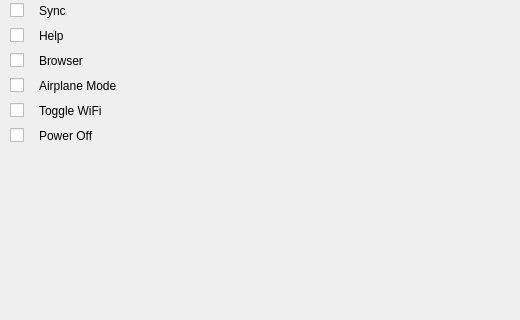
Above: src/tweaks/TweaksSettingsHomeMenuView.ui from ah-/koboplugins before the change; both pictures show x 0 to 520 and y 173 to 493 of the 520 by 600 pixel window. Below: the same form after it.
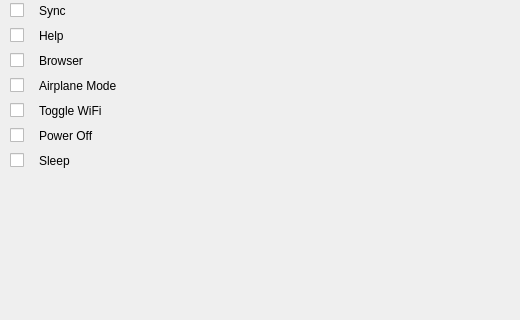
That is the form after the change. Icons and pictures are not drawn. Custom widgets are drawn as their Qt base class.

Commit message: - added support for sleep menu entry

The edit to the form file:
```diff
--- a/src/tweaks/TweaksSettingsHomeMenuView.ui
+++ b/src/tweaks/TweaksSettingsHomeMenuView.ui
@@ -222,6 +222,30 @@
        </property>
       </widget>
      </item>
+     <item row="21" column="1">
+      <widget class="TouchCheckBox" name="sleep">
+       <property name="styleSheet">
+        <string notr="true">QCheckBox {
+    spacing: 15px;
+    font: bold 20px &quot;Avenir&quot;;
+}
+
+QCheckBox::indicator:unchecked {
+    image: url(:/images/widgets/checkbox_off.png);
+}
+QCheckBox::indicator:checked {
+    image: url(:/images/widgets/checkbox_on.png);
+}
+QCheckBox::indicator:disabled {
+    image: url(:/images/widgets/checkbox_disabled.png);
+}
+</string>
+       </property>
+       <property name="text">
+        <string>Sleep</string>
+       </property>
+      </widget>
+     </item>
      <item row="3" column="1">
       <widget class="TouchCheckBox" name="readingLife">
        <property name="styleSheet">
```
The commit also changes 14 other files.
